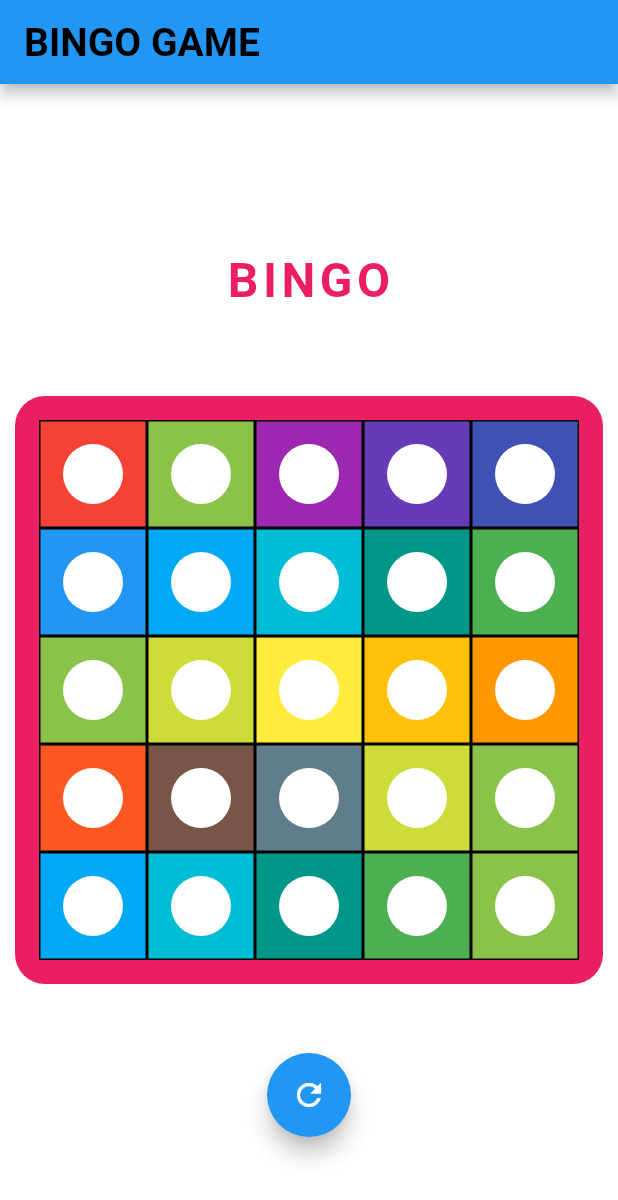
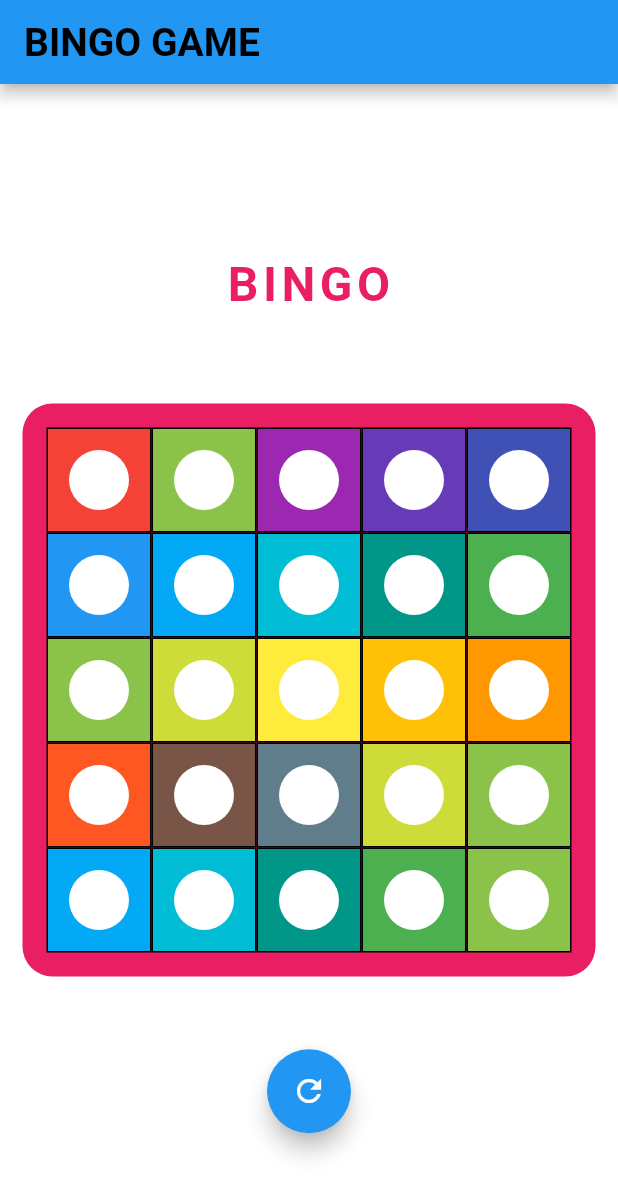
Before and after one commit to VishnuNV-msil/bingo_app2, a Flutter app: the screen it shows after launch, on a phone screen of 412 x 824 dp. Shown: the top 1200 px of the screen. Run offline on Flutter 3.47's test engine with Material 2 defaults, Android fonts, the phone set to English and light mode, and no system bars; our stand-ins replace bloc, flutter_bloc.

Commit message:
UI adjustments

```diff
--- a/lib/screen/BingoScreen.dart
+++ b/lib/screen/BingoScreen.dart
@@ -67,8 +67,8 @@ class _BingoTableState extends State<BingoTable> {
             builder: (context, state) {
               return Container(
                 alignment: Alignment.center,
-                height: MediaQuery.of(context).size.width-20,
-                width: MediaQuery.of(context).size.width-20,
+                height: MediaQuery.of(context).size.width-30,
+                width: MediaQuery.of(context).size.width-30,
                 decoration: BoxDecoration(
                   color: Colors.pink,
                   borderRadius: BorderRadius.circular(20),
@@ -87,7 +87,7 @@ class _BingoTableState extends State<BingoTable> {
                           itemCount: 25,
                           gridDelegate:
                               const SliverGridDelegateWithFixedCrossAxisCount(
-                                  crossAxisCount: 5, childAspectRatio: 1),
+                                  crossAxisCount: 5,),
                           itemBuilder: (BuildContext context, int index) {
                             return ButtonWidget(
                               buttonTapped: () {
```
